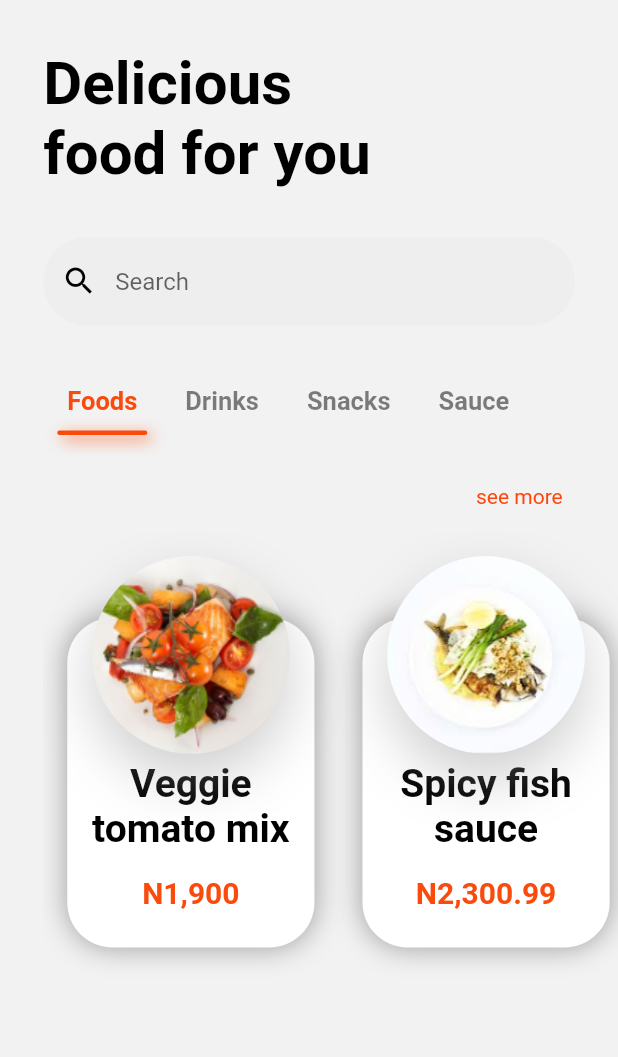
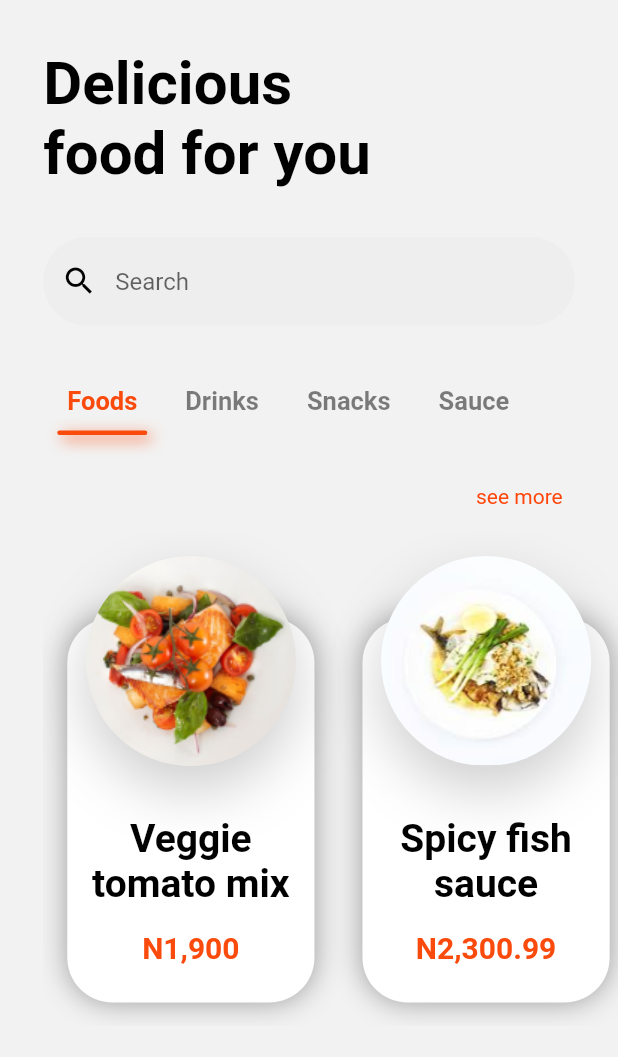
Before and after one commit to miladkhalighi/food_delivery, a Flutter app: the HomeScreen screen opened directly, on a phone screen of 412 x 824 dp. Shown: the top 1057 px of the screen. Run offline on Flutter 3.47's test engine with Material 2 defaults, Android fonts, the phone set to English and light mode, and no system bars; our stand-ins replace flutter_svg; Roboto replaces fonts that are missing (SF).

Commit message:
add moreItemScreen and change foodItem Sizes

```diff
--- a/lib/screens/home_screen/components/food_item.dart
+++ b/lib/screens/home_screen/components/food_item.dart
@@ -29,6 +29,7 @@ class FoodItem extends StatelessWidget {
               top : width /4,
               left: 0,
               right: 0,
+              bottom: 0,
               child: Container(
                 height: width * 2 / 1.5,
                 decoration: const BoxDecoration(
@@ -66,8 +67,8 @@ class FoodItem extends StatelessWidget {
                 child: Hero(
                   tag: name,
                   child: Container(
-                    width: width - width * 0.2,
-                    height: width - width * 0.2,
+                    width: width - width * 0.15,
+                    height: width - width * 0.15,
                     decoration: BoxDecoration(
                         shape: BoxShape.circle,
                         image: DecorationImage(
```
Also changed, not shown: lib/screens/more_items_screen/more_items_screen.dart (added).
